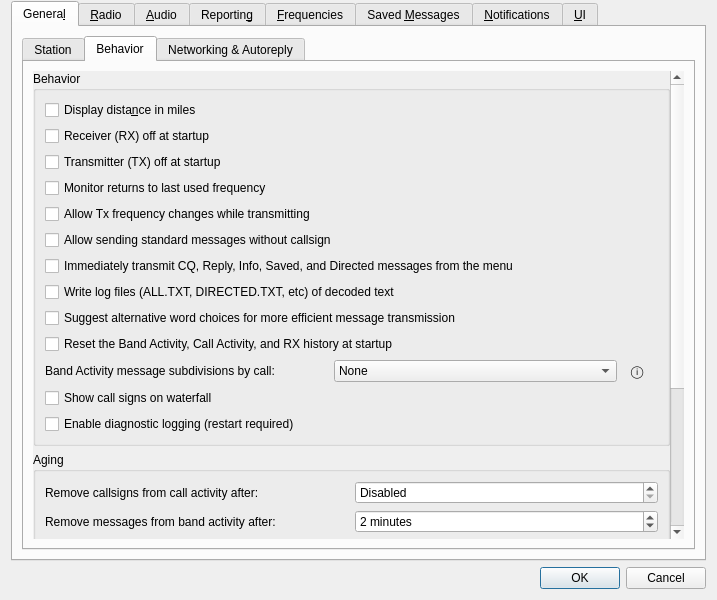
avantol/JS8Call-Subspace-Mode, file JS8_UI/Configuration.ui: the form before one commit.
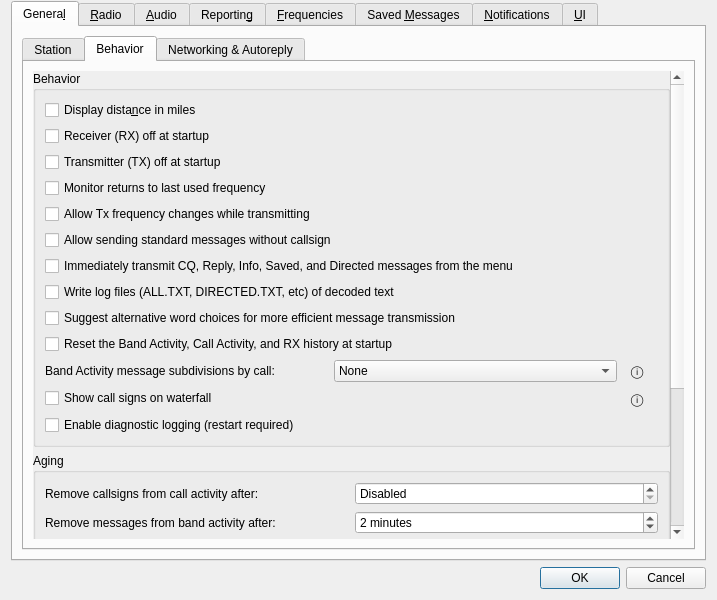
The form after the commit. The open tabs and pages were chosen to show the change. Custom widgets are drawn as their Qt base class.

The edit to the form file:
```diff
--- a/JS8_UI/Configuration.ui
+++ b/JS8_UI/Configuration.ui
@@ -488,11 +488,35 @@
                    </layout>
                   </item>
                   <item>
+                   <layout class="QHBoxLayout">
+                    <item>
                    <widget class="QCheckBox" name="showCallsOnWaterfall_checkBox">
                     <property name="text">
                      <string>Show call signs on waterfall</string>
                     </property>
                    </widget>
+                    </item>
+                    <item>
+                     <widget class="QToolButton" name="show_calls_info_button">
+                      <property name="toolTip">
+                       <string>More info about waterfall call-sign labels</string>
+                      </property>
+                      <property name="text">
+                       <string>&#9432;</string>
+                      </property>
+                      <property name="autoRaise">
+                       <bool>true</bool>
+                      </property>
+                     </widget>
+                    </item>
+                    <item>
+                     <spacer>
+                      <property name="orientation">
+                       <enum>Qt::Orientation::Horizontal</enum>
+                      </property>
+                     </spacer>
+                    </item>
+                   </layout>
                   </item>
                   <item>
                    <widget class="QCheckBox" name="diagnosticLogging_checkBox">
```
Lines whose indentation alone changed are shown as unchanged.
